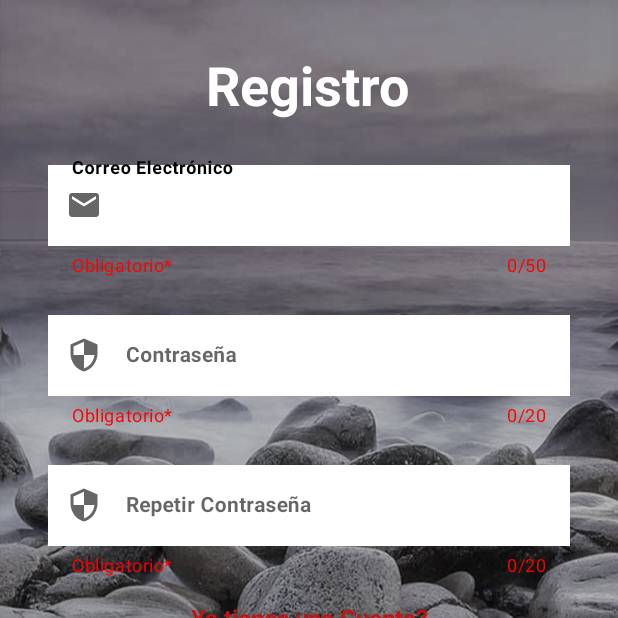
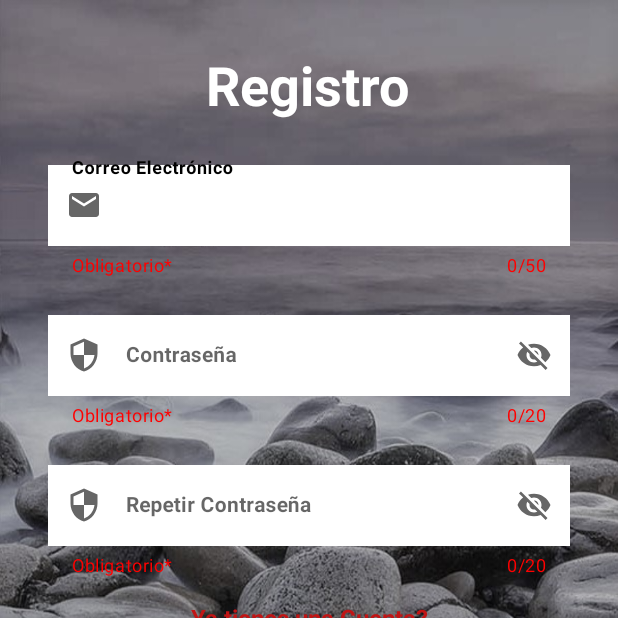
Before and after one commit to walter-barreiro/las_piedras_app, an Android app: the screen it shows after launch (RegisterActivity), after a tap on "Regístrate", on a phone screen of 412 x 824 dp, the top half of it. Run offline under Robolectric (Android 15) with nearby library versions, the phone set to English and light mode, and no system bars; our stand-ins replace Firebase (no records; nobody signed in at launch, a user with empty details on screens opened directly); 3 other taps on this screen came first.

Commit message:
material a inicio, registro y cambiar contraseña

```diff
--- a/app/src/main/res/layout/activity_login.xml
+++ b/app/src/main/res/layout/activity_login.xml
@@ -76,7 +76,7 @@
             app:counterEnabled="true"
             app:counterMaxLength="20"
             app:counterTextColor="@color/red"
-            app:endIconMode="clear_text"
+            app:endIconMode="password_toggle"
             app:helperText="Obligatorio*"
             app:helperTextTextColor="@color/red"
             app:hintTextColor="@color/black"
--- a/app/src/main/res/layout/activity_register.xml
+++ b/app/src/main/res/layout/activity_register.xml
@@ -75,7 +75,7 @@
             app:counterEnabled="true"
             app:counterMaxLength="20"
             app:counterTextColor="@color/red"
-            app:endIconMode="clear_text"
+            app:endIconMode="password_toggle"
             app:helperText="Obligatorio*"
             app:helperTextTextColor="@color/red"
             app:hintTextColor="@color/black"
@@ -108,7 +108,7 @@
             app:counterEnabled="true"
             app:counterMaxLength="20"
             app:counterTextColor="@color/red"
-            app:endIconMode="clear_text"
+            app:endIconMode="password_toggle"
             app:helperText="Obligatorio*"
             app:helperTextTextColor="@color/red"
             app:hintTextColor="@color/black"
```
